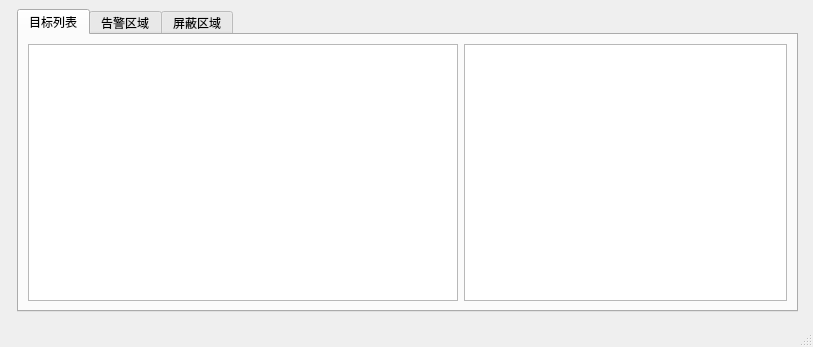
Qt form AlertGrid/mainwindow.ui (Jzw-WG/QtGrid) before a commit.
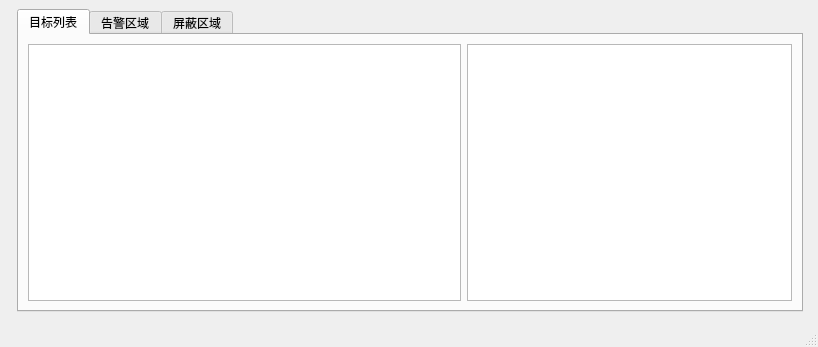
The same form after that commit. The open tabs and pages were chosen to show the change.

Patch:
```diff
--- a/AlertGrid/mainwindow.ui
+++ b/AlertGrid/mainwindow.ui
@@ -6,7 +6,7 @@
    <rect>
     <x>0</x>
     <y>0</y>
-    <width>813</width>
+    <width>818</width>
     <height>347</height>
    </rect>
   </property>
```
Left out of the diff: 6 changed lines with no effect on the pictures.
